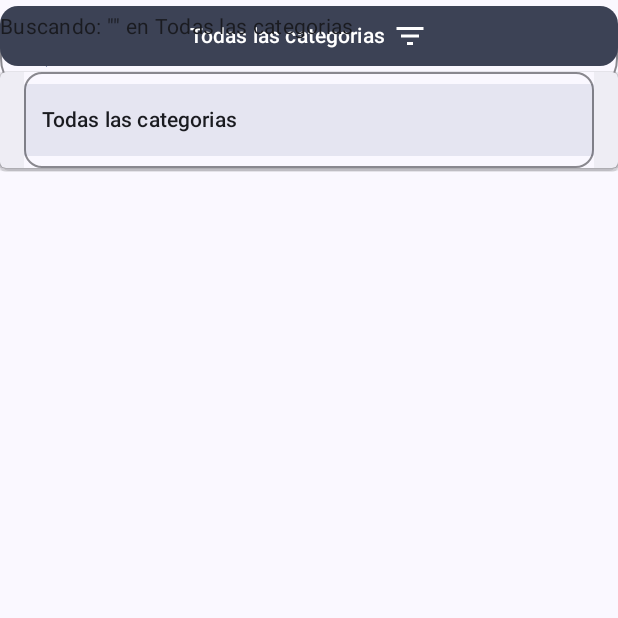
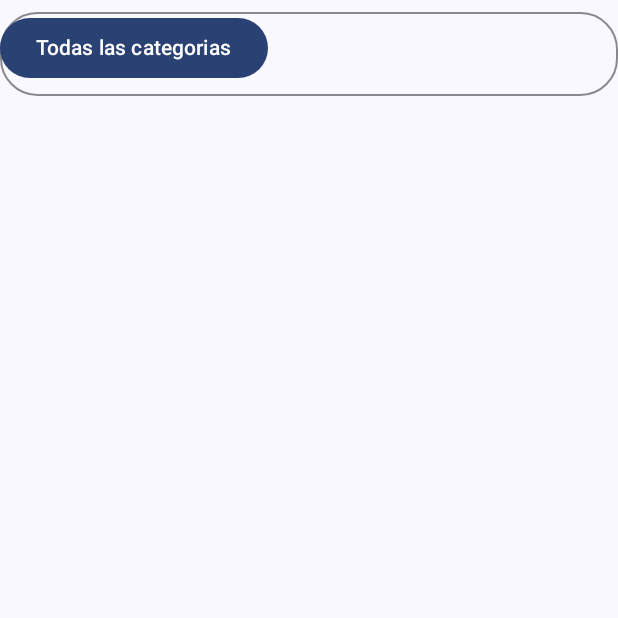
Before and after one commit to james250920/Impulso_App, an Android app built with Jetpack Compose: the composable Buscador shown on its own in the app's theme, after a tap on "Todas las categorias", on a phone screen of 412 x 824 dp, the top half of it. Run offline under Robolectric (Android 15) with nearby library versions, the phone set to English and light mode, and no system bars.

```diff
--- /dev/null
+++ b/app/src/main/java/esan/mendoza/impulso/presentation/component/DialogAddCategory.kt
@@ -0,0 +1,4 @@
+package esan.mendoza.impulso.presentation.component
+
+class DialogAddCategory {
+}
--- /dev/null
+++ b/app/src/main/java/esan/mendoza/impulso/presentation/component/DialogAddRecurso.kt
@@ -0,0 +1,4 @@
+package esan.mendoza.impulso.presentation.component
+
+class DialogAddRecurso {
+}
--- a/app/src/main/java/esan/mendoza/impulso/presentation/principalScreen/PrincipalScreen.kt
+++ b/app/src/main/java/esan/mendoza/impulso/presentation/principalScreen/PrincipalScreen.kt
@@ -13,6 +13,7 @@ import androidx.compose.foundation.layout.height
 import androidx.compose.foundation.layout.padding
 import androidx.compose.foundation.layout.size
 import androidx.compose.foundation.layout.width
+import androidx.compose.foundation.lazy.LazyRow
 import androidx.compose.foundation.shape.RoundedCornerShape
 import androidx.compose.material.icons.Icons
 import androidx.compose.material.icons.filled.AcUnit
@@ -135,57 +136,18 @@ fun Buscador(
             cursorColor = MaterialTheme.colorScheme.primary
         )
     )
-
-    // Botón desplegable
-    Box(
+    LazyRow(
         modifier = Modifier
             .fillMaxWidth()
-
+            .padding(top = 8.dp),
+        horizontalArrangement = Arrangement.spacedBy(8.dp)
     ) {
+        items(options.size) { index ->
+            val option = options[index]
+            val isSelected = selectedOption == option
             Button(
-            onClick = { expanded = true },
-            modifier = Modifier
-                .fillMaxWidth(),
-            shape = RoundedCornerShape(12.dp),
-            colors = ButtonDefaults.buttonColors(
-                containerColor = MaterialTheme.colorScheme.secondary,
-                contentColor = MaterialTheme.colorScheme.onSecondary
-            )
-        ) {
-            Text(
-                text = selectedOption,
-                maxLines = 1,
-                overflow = TextOverflow.Ellipsis
-            )
-            Icon(
-                imageVector = Icons.Filled.FilterList,
-                contentDescription = "Desplegar opciones",
-                modifier = Modifier.padding(start = 4.dp)
-            )
-        }
-
-        DropdownMenu(
-            expanded = expanded,
-            onDismissRequest = { expanded = false },
-            modifier = Modifier
-                .padding(start = 16.dp, end = 16.dp)
-                .fillMaxWidth()
-                .background(MaterialTheme.colorScheme.surface)
-                .border(
-                    width = 1.dp,
-                    color = MaterialTheme.colorScheme.onSurface.copy(alpha = 0.5f),
-                    shape = RoundedCornerShape(12.dp)
-                )
-
-
-        ) {
-            options.forEachIndexed { index, option ->
-                DropdownMenuItem(
-                    text = { Text(option) },
                 onClick = {
                     selectedOption = option
-                        expanded = false
-                        // Si es "Todas las categorias" envía -1, si no envía el ID de la categoría
                     if (index == 0) {
                         selectedCategoryId = -1
                         onCategorySelected(-1)
@@ -194,23 +156,18 @@ fun Buscador(
                         onCategorySelected(categories[index - 1].id)
                     }
                 },
-                    modifier = Modifier
-                        .fillMaxWidth()
-                        .background(
-                            if (selectedOption == option) MaterialTheme.colorScheme.primary.copy(alpha = 0.1f)
-                            else MaterialTheme.colorScheme.surface
-                        )
-
+                colors = ButtonDefaults.buttonColors(
+                    containerColor = if (isSelected) MaterialTheme.colorScheme.primary else MaterialTheme.colorScheme.secondary,
+                    contentColor = MaterialTheme.colorScheme.onPrimary
+                ),
+                shape = RoundedCornerShape(20.dp)
+            ) {
+                Text(
+                    text = option,
+                    maxLines = 1,
+                    overflow = TextOverflow.Ellipsis
                 )
             }
         }
     }
-            if (searchQuery.isNotEmpty() || selectedOption != "Todas") {
-                Text(
-                    text = "Buscando: \"$searchQuery\" en $selectedOption",
-                    style = MaterialTheme.typography.bodyMedium,
-                    color = MaterialTheme.colorScheme.onSurface,
-                    modifier = Modifier.padding(top = 8.dp)
-                )
 }
-        }
```
Lines whose indentation alone changed are shown as unchanged.
